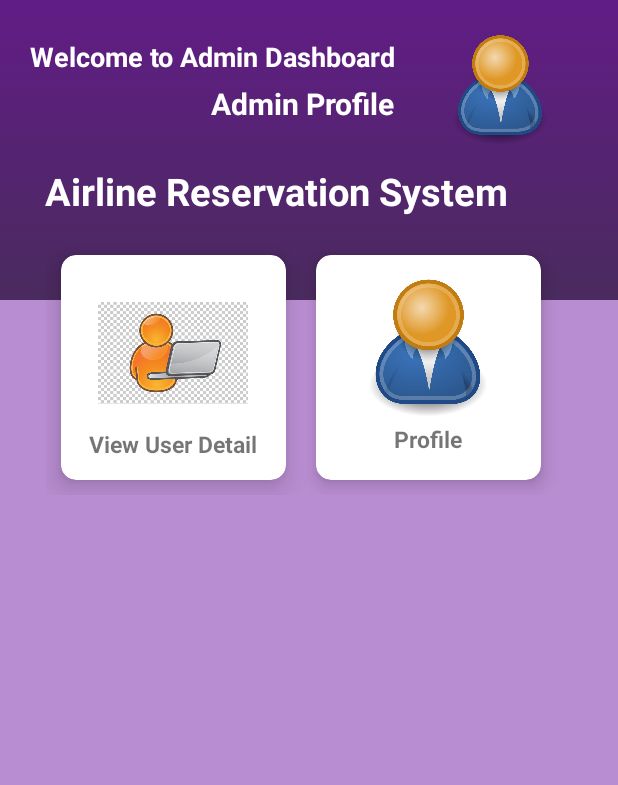
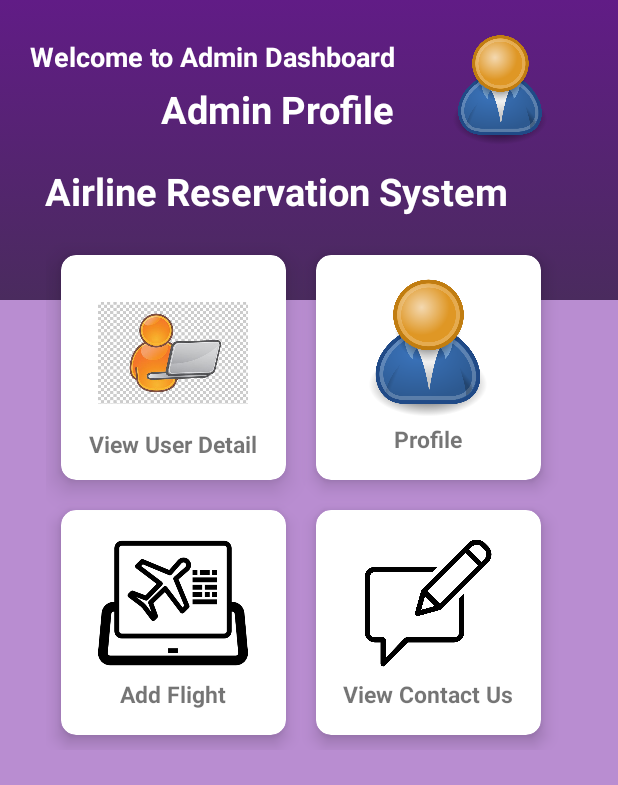
Before and after one commit to maharjansumina/AirlineReservationSystem, an Android app: the AdminDashboardActivity screen opened directly, with no data from a screen before it, on a phone screen of 412 x 824 dp. Shown: the top 785 px of the screen. Run offline under Robolectric (Android 15) with nearby library versions, the phone set to English and light mode, and no system bars.

Commit message:
Admin Profile and View Contact Us layout and code Added.

```diff
--- a/app/src/main/AndroidManifest.xml
+++ b/app/src/main/AndroidManifest.xml
@@ -23,7 +23,9 @@
         android:supportsRtl="true"
         android:theme="@style/AppTheme"
         android:usesCleartextTraffic="true">
-        <activity android:name=".Admin.ViewUserdetailActivity"></activity>
+        <activity android:name=".Admin.ViewContactusActivity"></activity>
+        <activity android:name=".Admin.AdminProfileActivity" />
+        <activity android:name=".Admin.ViewUserdetailActivity" />
         <activity android:name=".Admin.AdminDashboardActivity" />
         <!--
              The API key for Google Maps-based APIs is defined as a string resource.
--- a/app/src/main/java/com/softwarica/airlinereservationsystem/API/UsersAPI.java
+++ b/app/src/main/java/com/softwarica/airlinereservationsystem/API/UsersAPI.java
@@ -40,4 +40,7 @@ public interface UsersAPI {
 
     @GET("users/user")
     Call<List<User>> getUser(@Header("Authorization") String token);
+
+    @GET("contacts/contact")
+    Call<List<Contact>> getContact(@Header("Authorization") String token);
 }
--- a/app/src/main/java/com/softwarica/airlinereservationsystem/Admin/AdminDashboardActivity.java
+++ b/app/src/main/java/com/softwarica/airlinereservationsystem/Admin/AdminDashboardActivity.java
@@ -11,7 +11,7 @@ import com.softwarica.airlinereservationsystem.R;
 
 public class AdminDashboardActivity extends AppCompatActivity implements View.OnClickListener{
 
-    CardView cvViewUser, cvAdminProfile;
+    CardView cvViewUser, cvAdminProfile, cvViewContact;
 
     @Override
     protected void onCreate(Bundle savedInstanceState) {
@@ -20,9 +20,11 @@ public class AdminDashboardActivity extends AppCompatActivity implements View.On
 
         cvViewUser = findViewById(R.id.cvViewUser);
         cvAdminProfile = findViewById(R.id.cvAdminProfile);
+        cvViewContact = findViewById(R.id.cvViewContact);
 
         cvViewUser.setOnClickListener(this);
         cvAdminProfile.setOnClickListener(this);
+        cvViewContact.setOnClickListener(this);
     }
 
     @Override
@@ -31,6 +33,14 @@ public class AdminDashboardActivity extends AppCompatActivity implements View.On
             case R.id.cvViewUser:
                 startActivity(new Intent(this, ViewUserdetailActivity.class));
                 break;
+
+            case R.id.cvAdminProfile:
+                startActivity(new Intent(this, AdminProfileActivity.class));
+                break;
+
+            case R.id.cvViewContact:
+                startActivity(new Intent(this, ViewContactusActivity.class));
+                break;
         }
 
     }
--- a/app/src/main/java/com/softwarica/airlinereservationsystem/Admin/ViewUserdetailActivity.java
+++ b/app/src/main/java/com/softwarica/airlinereservationsystem/Admin/ViewUserdetailActivity.java
@@ -48,7 +48,7 @@ public class ViewUserdetailActivity extends AppCompatActivity {
                     data += "Address is : " + user.getAddress() + "\n";
                     data += "Phone Number is : " + user.getPhone() + "\n";
                     data += "Email is : " + user.getEmail() + "\n";
-                    data += "Profile is : " + user.getImage() + "\n";
+                    //data += "Profile is : " + user.getImage() + "\n";
 
                     tvViewUser.append(data);
                 }
--- a/app/src/main/java/com/softwarica/airlinereservationsystem/ProfileActivity.java
+++ b/app/src/main/java/com/softwarica/airlinereservationsystem/ProfileActivity.java
@@ -51,6 +51,7 @@ public class ProfileActivity extends AppCompatActivity {
                 tvAddress.setText(response.body().getAddress());
                 tvPhone.setText(response.body().getPhone());
                 tvEmail.setText(response.body().getEmail());
+                //image path
                 String imgPath = URL.imagePath + response.body().getImage();
 
                 Picasso.get().load(imgPath).into(imgUser);
--- a/app/src/main/res/layout/activity_admin_dashboard.xml
+++ b/app/src/main/res/layout/activity_admin_dashboard.xml
@@ -39,7 +39,7 @@
                     android:layout_width="wrap_content"
                     android:layout_height="wrap_content"
                     android:text="Admin Profile"
-                    android:textSize="20dp"
+                    android:textSize="25dp"
                     android:layout_below="@id/tvDashboard"
                     android:layout_alignEnd="@id/tvDashboard"
                     android:layout_marginTop="-20dp"
@@ -142,6 +142,82 @@
 
             </androidx.cardview.widget.CardView>
 
+                <androidx.cardview.widget.CardView
+                    android:id="@+id/cvAddFlight"
+                    android:layout_width="150dp"
+                    android:layout_height="150dp"
+                    android:layout_margin="10dp"
+                    app:cardElevation="7dp"
+                    app:cardCornerRadius="10dp"
+                    >
+
+                    <LinearLayout
+                        android:layout_width="match_parent"
+                        android:layout_height="match_parent"
+                        android:orientation="vertical"
+                        android:layout_margin="2dp"
+                        android:padding="10dp"
+                        >
+
+                        <ImageView
+                            android:layout_width="100dp"
+                            android:layout_height="100dp"
+                            android:src="@drawable/bookingflight"
+                            android:layout_gravity="center_horizontal|center_vertical"
+
+                            />
+
+                        <TextView
+                            android:layout_width="wrap_content"
+                            android:layout_height="wrap_content"
+                            android:text="Add Flight"
+                            android:textSize="15sp"
+                            android:layout_gravity="center_horizontal"
+                            android:textStyle="bold"
+                            />
+                    </LinearLayout>
+
+                </androidx.cardview.widget.CardView>
+
+                <androidx.cardview.widget.CardView
+                    android:id="@+id/cvViewContact"
+                    android:layout_width="150dp"
+                    android:layout_height="150dp"
+                    android:layout_margin="10dp"
+                    app:cardElevation="7dp"
+                    app:cardCornerRadius="10dp"
+                    >
+
+                    <LinearLayout
+                        android:layout_width="match_parent"
+                        android:layout_height="match_parent"
+                        android:orientation="vertical"
+                        android:layout_margin="2dp"
+                        android:padding="10dp"
+                        >
+
+                        <ImageView
+                            android:layout_width="100dp"
+                            android:layout_height="100dp"
+                            android:src="@drawable/feedback"
+                            android:layout_gravity="center_horizontal|center_vertical"
+
+                            />
+
+                        <TextView
+                            android:layout_width="wrap_content"
+                            android:layout_height="wrap_content"
+                            android:text="View Contact Us"
+                            android:textSize="15sp"
+                            android:layout_gravity="center_horizontal"
+                            android:textStyle="bold"
+                            />
+                    </LinearLayout>
+
+                </androidx.cardview.widget.CardView>
+
+
+
             </GridLayout>
 
         </LinearLayout>
--- a/app/src/main/res/layout/activity_contact_us.xml
+++ b/app/src/main/res/layout/activity_contact_us.xml
@@ -10,7 +10,7 @@
     android:background="#B98DD1">
 
     <TextView
-        android:text="Contact Us"
+        android:text="Contact Us / Feedback"
         style="@style/TextViewDesign"/>
 
 <!--    <EditText-->
--- a/app/src/main/res/layout/activity_view_userdetail.xml
+++ b/app/src/main/res/layout/activity_view_userdetail.xml
@@ -18,7 +18,7 @@
         android:layout_margin="20dp"
         android:layout_width="match_parent"
         android:layout_height="wrap_content"
-        android:textSize="20dp"
+        android:textSize="25dp"
         android:id="@+id/tvViewUser"/>
 
 </LinearLayout>
```
Also changed, not shown: app/src/main/java/com/softwarica/airlinereservationsystem/Admin/AdminProfileActivity.java (added, +61 -0 lines), app/src/main/java/com/softwarica/airlinereservationsystem/Admin/ViewContactusActivity.java (added, +63 -0 lines), app/src/main/res/layout/activity_admin_profile.xml (added, +89 -0 lines), app/src/main/res/layout/activity_view_contactus.xml (added, +25 -0 lines).
